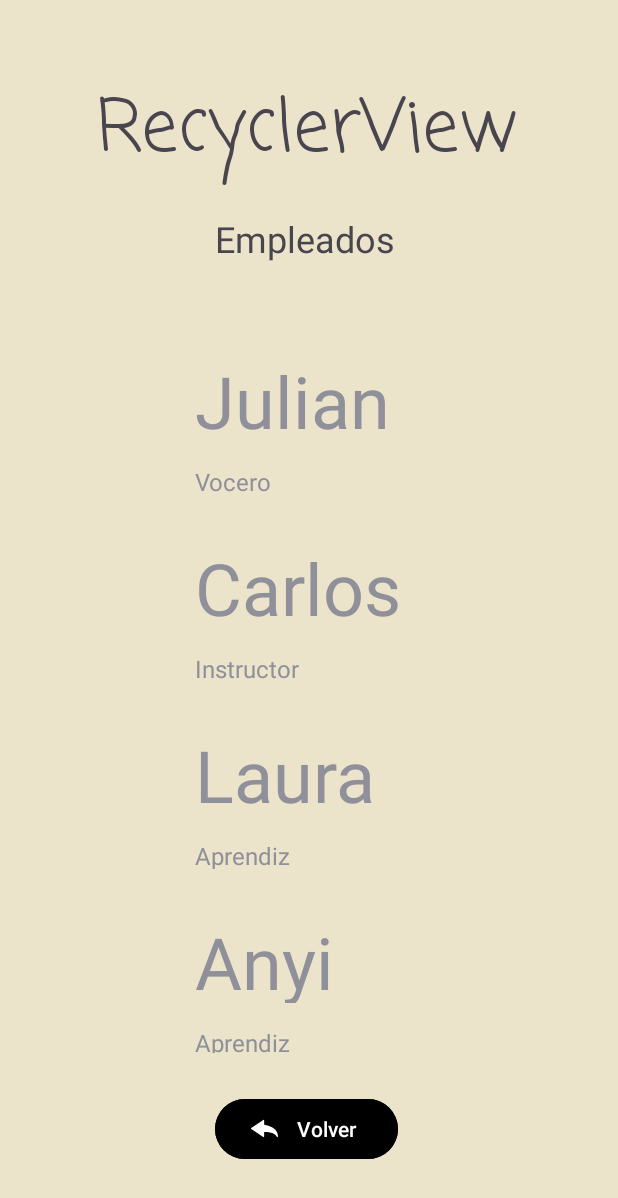
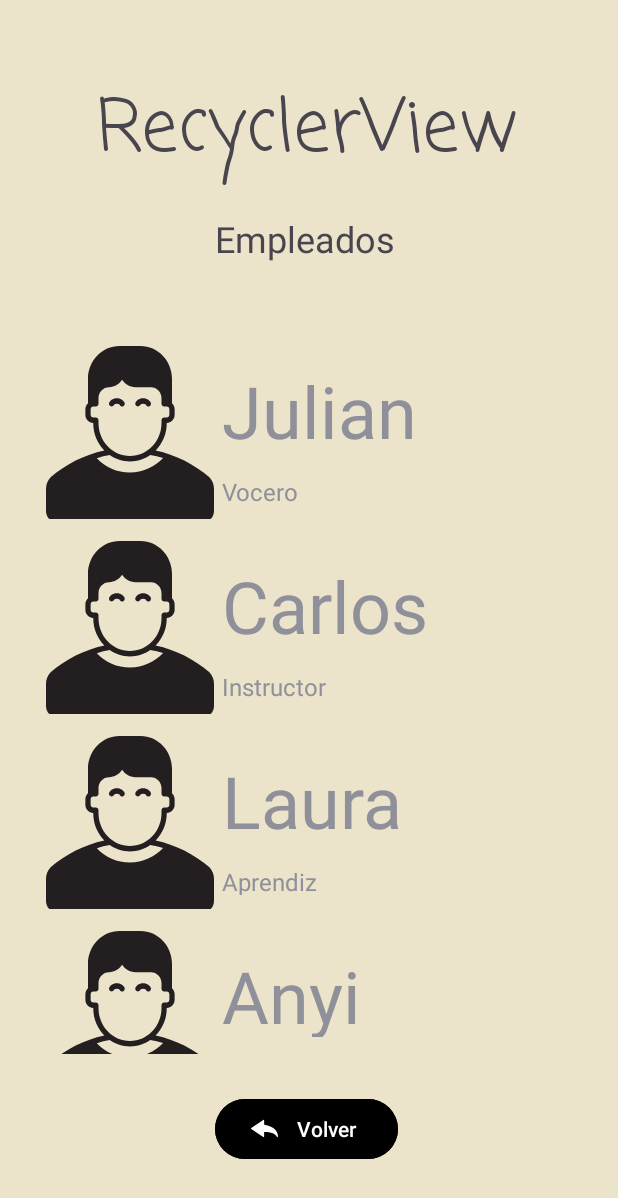
Before and after one commit to FerroJuls/Kotlin_Android, an Android app: the RecyclerView screen opened directly, with no data from a screen before it, on a phone screen of 412 x 824 dp. Shown: the top 1198 px of the screen. Run offline under Robolectric (Android 15) with nearby library versions, the phone set to English and light mode, and no system bars.

Commit message:
la foto sirve en el RecycleView

```diff
--- a/tallerAndroidInterfaces/app/src/main/res/layout/activity_recycler_view.xml
+++ b/tallerAndroidInterfaces/app/src/main/res/layout/activity_recycler_view.xml
@@ -51,8 +51,8 @@
 
     <androidx.recyclerview.widget.RecyclerView
         android:id="@+id/RVEmployed"
-        android:layout_width="409dp"
-        android:layout_height="478dp"
+        android:layout_width="382dp"
+        android:layout_height="479dp"
         app:layout_constraintBottom_toBottomOf="parent"
         app:layout_constraintEnd_toEndOf="parent"
         app:layout_constraintStart_toStartOf="parent"
--- a/tallerAndroidInterfaces/app/src/main/res/layout/item_employed.xml
+++ b/tallerAndroidInterfaces/app/src/main/res/layout/item_employed.xml
@@ -4,29 +4,31 @@
     xmlns:tools="http://schemas.android.com/tools"
     android:layout_width="match_parent"
     android:layout_height="wrap_content"
-    android:layout_margin="5dp">
+    android:layout_margin="7dp">
 
     <LinearLayout
-        android:layout_width="400dp"
-        android:layout_height="114dp"
+        android:layout_width="352dp"
+        android:layout_height="115dp"
         android:orientation="horizontal"
         app:layout_constraintEnd_toEndOf="parent"
+        app:layout_constraintStart_toStartOf="parent"
         tools:layout_editor_absoluteY="0dp">
 
         <ImageView
             android:id="@+id/lblImg"
             android:layout_width="112dp"
             android:layout_height="117dp"
-            tools:srcCompat="@tools:sample/avatars" />
+            android:background="@drawable/ic_launcher_foreground" />
 
         <Space
-            android:layout_width="wrap_content"
-            android:layout_height="wrap_content"
+            android:layout_width="12dp"
+            android:layout_height="5dp"
             android:layout_weight="1" />
 
         <LinearLayout
-            android:layout_width="276dp"
+            android:layout_width="240dp"
             android:layout_height="match_parent"
+            android:layout_margin="5dp"
             android:orientation="vertical">
 
             <Space
@@ -35,7 +37,7 @@
 
             <TextView
                 android:id="@+id/lblName"
-                android:layout_width="match_parent"
+                android:layout_width="212dp"
                 android:layout_height="60dp"
                 android:text="Name"
                 android:textSize="48sp" />
@@ -46,7 +48,7 @@
 
             <TextView
                 android:id="@+id/lblPosition"
-                android:layout_width="match_parent"
+                android:layout_width="214dp"
                 android:layout_height="20dp"
                 android:text="Position"
                 android:textSize="16sp" />
```
